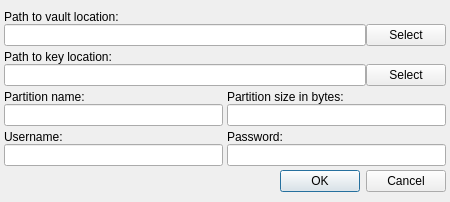
The window that src/mainwindow/dialognew.ui (partition-safe/partition-safe) describes before a commit, drawn with Qt 5.
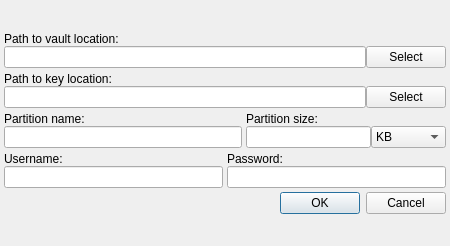
The same window after the commit.

Commit message: We can now also edit files that lie in sub directories

```diff
--- a/src/mainwindow/dialognew.ui
+++ b/src/mainwindow/dialognew.ui
@@ -7,7 +7,7 @@
     <x>0</x>
     <y>0</y>
     <width>450</width>
-    <height>202</height>
+    <height>246</height>
    </rect>
   </property>
   <property name="sizePolicy">
@@ -203,16 +203,61 @@
               </sizepolicy>
              </property>
              <property name="text">
-              <string>Partition size in bytes:</string>
+              <string>Partition size:</string>
              </property>
             </widget>
            </item>
            <item>
-            <widget class="QLineEdit" name="textPartitionSize">
-             <property name="maxLength">
-              <number>32767</number>
-             </property>
-            </widget>
+            <layout class="QHBoxLayout" name="horizontalLayout_5">
+             <item>
+              <widget class="QLineEdit" name="textPartitionSize">
+               <property name="maximumSize">
+                <size>
+                 <width>125</width>
+                 <height>16777215</height>
+                </size>
+               </property>
+              </widget>
+             </item>
+             <item>
+              <widget class="QComboBox" name="comboSizeType">
+               <property name="maximumSize">
+                <size>
+                 <width>75</width>
+                 <height>16777215</height>
+                </size>
+               </property>
+               <property name="currentIndex">
+                <number>3</number>
+               </property>
+               <item>
+                <property name="text">
+                 <string>TB</string>
+                </property>
+               </item>
+               <item>
+                <property name="text">
+                 <string>GB</string>
+                </property>
+               </item>
+               <item>
+                <property name="text">
+                 <string>MB</string>
+                </property>
+               </item>
+               <item>
+                <property name="text">
+                 <string>KB</string>
+                </property>
+               </item>
+               <item>
+                <property name="text">
+                 <string>b (Die Hard Expert Mode)</string>
+                </property>
+               </item>
+              </widget>
+             </item>
+            </layout>
            </item>
           </layout>
          </item>
```
Left out of the diff: 1 changed line with no effect on the pictures. The commit also changes 3 other files.
